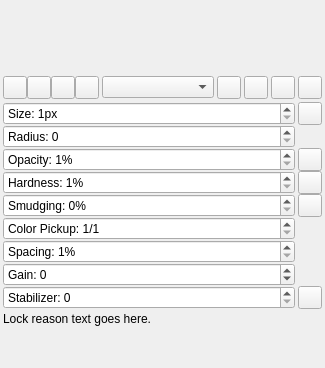
Before: the Qt Designer form src/desktop/ui/brushdock.ui in drawpile/Drawpile, drawn with Qt 5.
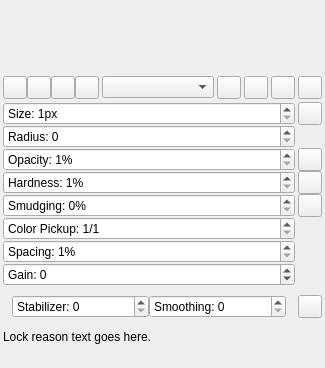
After: the same form once the commit is applied. Icons and pictures are not drawn. Custom widgets are drawn as their Qt base class.

Commit message:
Reintroduce average smoothing for stabilization
As another stabilization mode in addition to the time-based stabilizer.
Internally, this is a value relative to the global smoothing setting, to
the user it's shown as the cumulative value.

```diff
--- a/src/desktop/ui/brushdock.ui
+++ b/src/desktop/ui/brushdock.ui
@@ -421,6 +421,12 @@
       </widget>
      </item>
      <item row="9" column="0">
+      <widget class="QWidget" name="stabilizationWrapper">
+       <layout class="QHBoxLayout">
+        <property name="spacing">
+         <number>0</number>
+        </property>
+        <item>
       <widget class="KisSliderSpinBox" name="stabilizerBox">
        <property name="prefix">
         <string>Stabilizer: </string>
@@ -431,6 +437,19 @@
        <property name="singleStep">
         <number>1</number>
        </property>
+         </widget>
+        </item>
+        <item>
+         <widget class="KisSliderSpinBox" name="smoothingBox">
+          <property name="prefix">
+           <string>Smoothing: </string>
+          </property>
+          <property name="maximum">
+           <number>20</number>
+          </property>
+         </widget>
+        </item>
+       </layout>
       </widget>
      </item>
      <item row="9" column="1">
```
Lines whose indentation alone changed are shown as unchanged. The commit also changes 14 other files.
